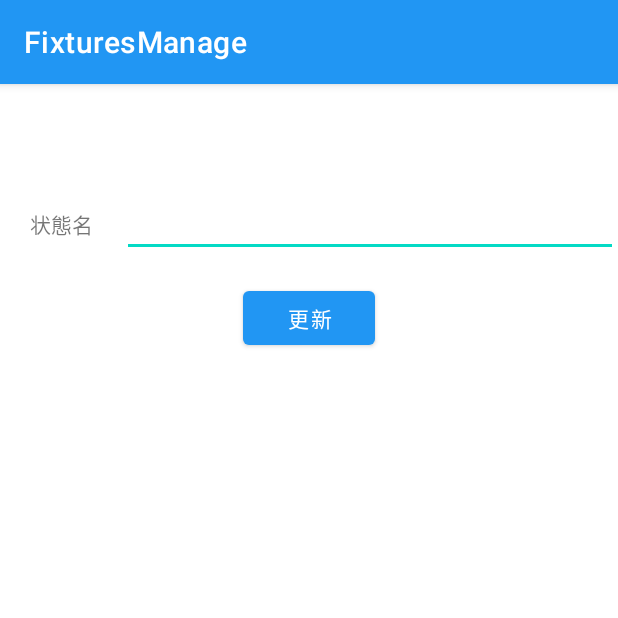
After one commit to kobayashi0211/FixturesManage, an Android app: the fragment StatusEditFragment shown on its own in the app's theme, on a phone screen of 412 x 824 dp, the top half of it. The commit adds this screen. Run offline under Robolectric (Android 15) with nearby library versions, the phone set to English and light mode, and no system bars; our stand-ins replace Room's generated code, data binding; 3 statements that could not run were skipped.

Commit message:
状態マスタ：編集画面作成

```diff
--- /dev/null
+++ b/app/src/main/java/com/example/fixturesmanage/ui/status/StatusEditFragment.kt
@@ -0,0 +1,70 @@
+package com.example.fixturesmanage.ui.status
+
+import android.content.Context
+import android.os.Bundle
+import androidx.fragment.app.Fragment
+import android.view.LayoutInflater
+import android.view.View
+import android.view.ViewGroup
+import android.view.inputmethod.InputMethodManager
+import androidx.databinding.DataBindingUtil
+import androidx.navigation.findNavController
+import androidx.navigation.fragment.navArgs
+import com.example.fixturesmanage.R
+import com.example.fixturesmanage.dao.StatusDao
+import com.example.fixturesmanage.database.FixturesManageDatabase
+import com.example.fixturesmanage.databinding.EditStatusFragmentBinding
+import com.google.android.material.snackbar.Snackbar
+
+class StatusEditFragment : Fragment() {
+
+    companion object {
+        fun newInstance() = StatusEditFragment()
+    }
+
+    lateinit var mStatusDao: StatusDao
+    private val args: StatusShowFragmentArgs by navArgs()
+
+    override fun onCreateView(
+        inflater: LayoutInflater, container: ViewGroup?,
+        savedInstanceState: Bundle?
+    ): View? {
+        mStatusDao = FixturesManageDatabase.getInstance(this.requireContext()).statusDao()
+        val binding = DataBindingUtil.inflate<EditStatusFragmentBinding>(inflater, R.layout.edit_status_fragment, container, false)
+
+        // 表示するモデルを取得
+        val status = mStatusDao.findStatus(args.selectedId)
+        binding.statusName = status.name
+
+        binding.editStatusButton.setOnClickListener { view : View ->
+            val editText = binding.editTextName
+            val name = editText.text.toString()
+
+            /* ボタンクリックのタイミングでキーボードを閉じる */
+            val inputManager = activity?.getSystemService(Context.INPUT_METHOD_SERVICE) as InputMethodManager
+            inputManager.hideSoftInputFromWindow(view.windowToken, InputMethodManager.HIDE_NOT_ALWAYS)
+
+            if(name.isNotBlank()){
+                val newStatus = mStatusDao.findStatus(args.selectedId)
+                newStatus.name = name
+                mStatusDao.update(newStatus)
+                Snackbar.make(view, "${name}を更新しました", Snackbar.LENGTH_SHORT).show();
+                val action = StatusEditFragmentDirections.actionStatusEditFragmentToStatusShowFragment(args.selectedId)
+                view.findNavController().navigate(action)
+            }else{
+                Snackbar.make(view, "「状態名」を入力してください", Snackbar.LENGTH_SHORT).show();
+            }
+        }
+
+        setHasOptionsMenu(true)
+        return binding.root
+//        return inflater.inflate(R.layout.create_status_fragment, container, false)
+    }
+
+    override fun onActivityCreated(savedInstanceState: Bundle?) {
+        super.onActivityCreated(savedInstanceState)
+//        viewModel = ViewModelProvider(this).get(CreateStatusViewModel::class.java)
+        // TODO: Use the ViewModel
+    }
+
+}
--- a/app/src/main/java/com/example/fixturesmanage/ui/status/StatusShowFragment.kt
+++ b/app/src/main/java/com/example/fixturesmanage/ui/status/StatusShowFragment.kt
@@ -13,6 +13,7 @@ import com.example.fixturesmanage.R
 import com.example.fixturesmanage.dao.StatusDao
 import com.example.fixturesmanage.database.FixturesManageDatabase
 import com.example.fixturesmanage.databinding.ShowStatusFragmentBinding
+import com.example.fixturesmanage.ui.unit.UnitShowFragmentDirections
 import com.google.android.material.snackbar.Snackbar
 
 class StatusShowFragment : Fragment() {
@@ -32,6 +33,15 @@ class StatusShowFragment : Fragment() {
 
         binding.textViewName.text = status.name
 
+        // 編集がクリックされた時のイベントリスナー
+        binding.buttonEdit.setOnClickListener { view : View ->
+            // 表示中のモデルID
+            val id = args.selectedId
+            // 生成されたクラスに引数を渡して遷移
+            val action = StatusShowFragmentDirections.actionStatusShowFragmentToStatusEditFragment(id.toString().toInt())
+            view.findNavController().navigate(action)
+        }
+
         binding.buttonDelete.setOnClickListener { view : View ->
             AlertDialog.Builder(this.requireContext()) // FragmentではActivityを取得して生成
                 .setTitle("削除確認")
--- /dev/null
+++ b/app/src/main/res/layout/edit_status_fragment.xml
@@ -0,0 +1,58 @@
+<?xml version="1.0" encoding="utf-8"?>
+
+<layout xmlns:android="http://schemas.android.com/apk/res/android"
+    xmlns:app="http://schemas.android.com/apk/res-auto"
+    xmlns:tools="http://schemas.android.com/tools"
+    tools:context="com.example.android.navigation.EditStatusFragment">
+
+    <data>
+        <variable
+            name="statusName"
+            type="String" />
+    </data>
+
+    <FrameLayout
+        android:layout_width="match_parent"
+        android:layout_height="match_parent">
+
+        <LinearLayout
+            android:layout_width="match_parent"
+            android:layout_height="match_parent"
+            android:orientation="vertical"
+            android:paddingTop="@dimen/nav_header_height"
+            android:paddingBottom="@dimen/nav_header_height">
+
+            <LinearLayout
+                android:layout_width="match_parent"
+                android:layout_height="62dp"
+                android:orientation="horizontal">
+
+                <TextView
+                    android:id="@+id/label_name"
+                    android:layout_width="81dp"
+                    android:layout_height="wrap_content"
+                    android:labelFor="@id/editTextName"
+                    android:text="@string/status_name"
+                    android:textAlignment="center" />
+
+                <EditText
+                    android:id="@+id/editTextName"
+                    android:layout_width="match_parent"
+                    android:layout_height="wrap_content"
+                    android:ems="10"
+                    android:inputType="textPersonName"
+                    android:text="@{statusName}"/>
+            </LinearLayout>
+
+            <Button
+                android:id="@+id/editStatusButton"
+                android:layout_width="wrap_content"
+                android:layout_height="wrap_content"
+                android:layout_gravity="center"
+                android:text="@string/update" />
+
+        </LinearLayout>
+
+    </FrameLayout>
+
+</layout>
```
